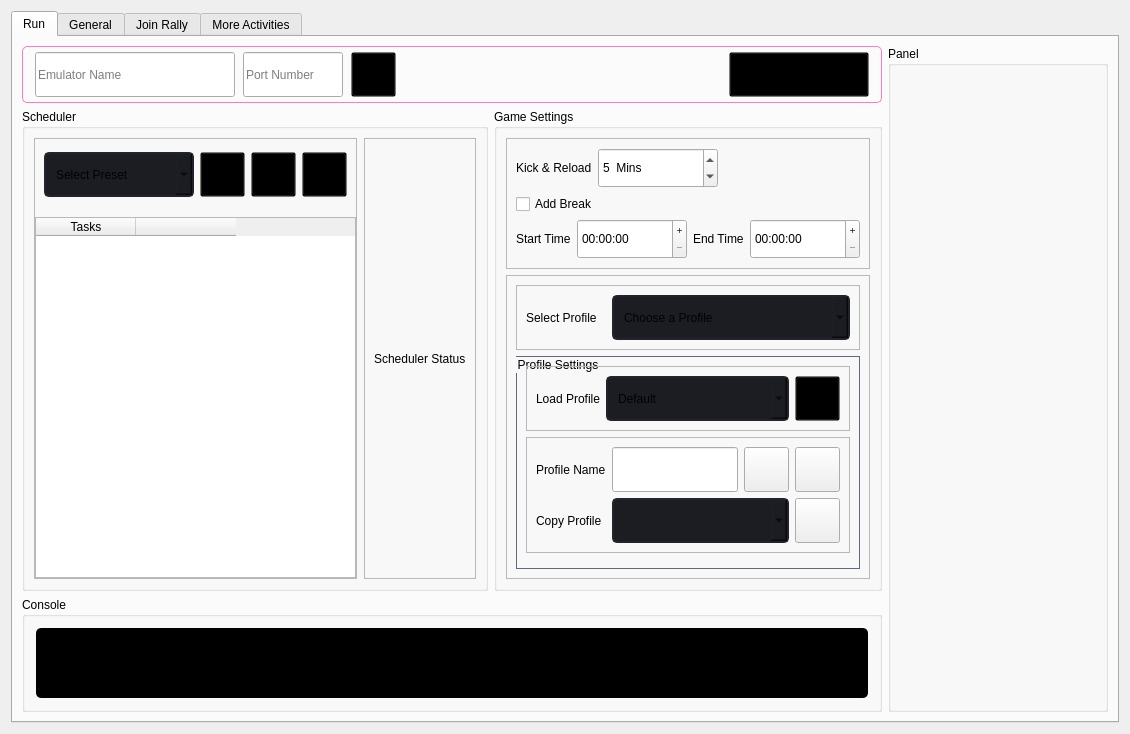
Before: the Qt Designer form gui/ui_files/instance_page.ui in evsahal/TaskEX, drawn with Qt 5.
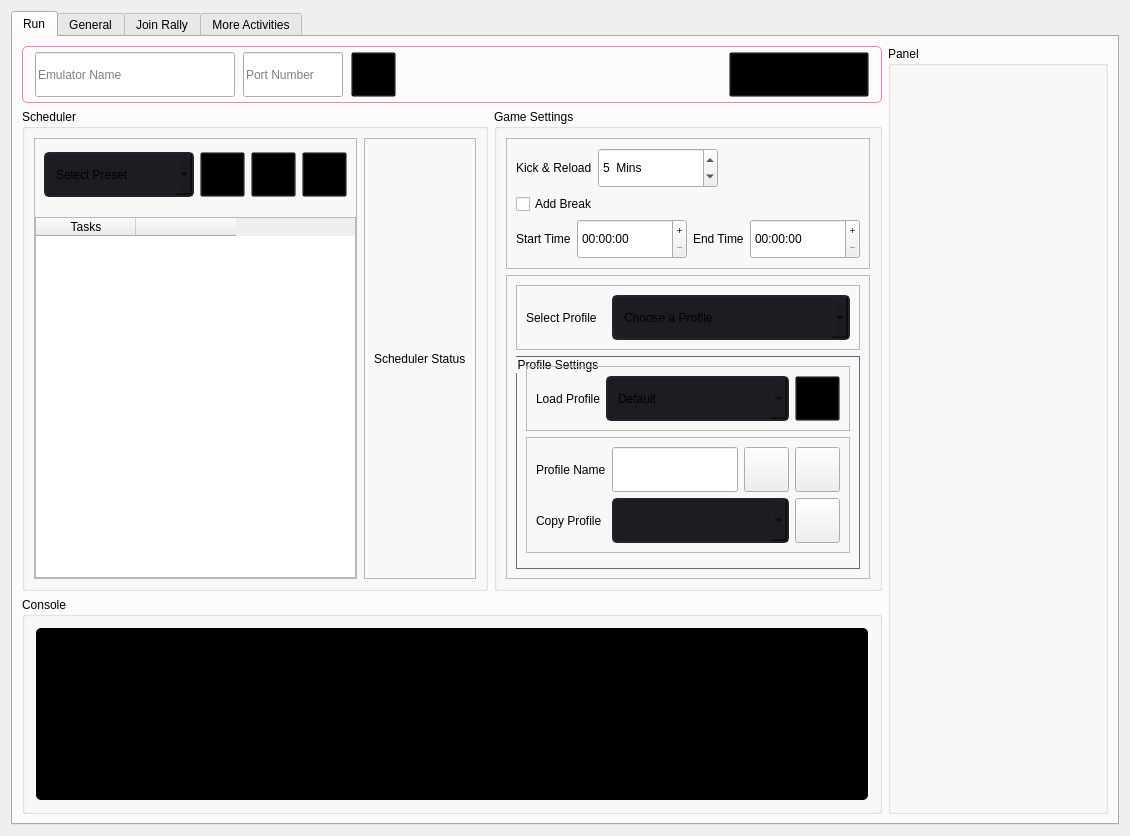
After: the same form once the commit is applied. Icons and pictures are not drawn.

Commit message: updated widgets object names

The edit to the form file:
```diff
--- a/gui/ui_files/instance_page.ui
+++ b/gui/ui_files/instance_page.ui
@@ -7,7 +7,7 @@
     <x>0</x>
     <y>0</y>
     <width>1130</width>
-    <height>705</height>
+    <height>836</height>
    </rect>
   </property>
   <property name="windowTitle">
```
Left out of the diff: 8 changed lines with no effect on the pictures. The commit also changes 2 other files.
